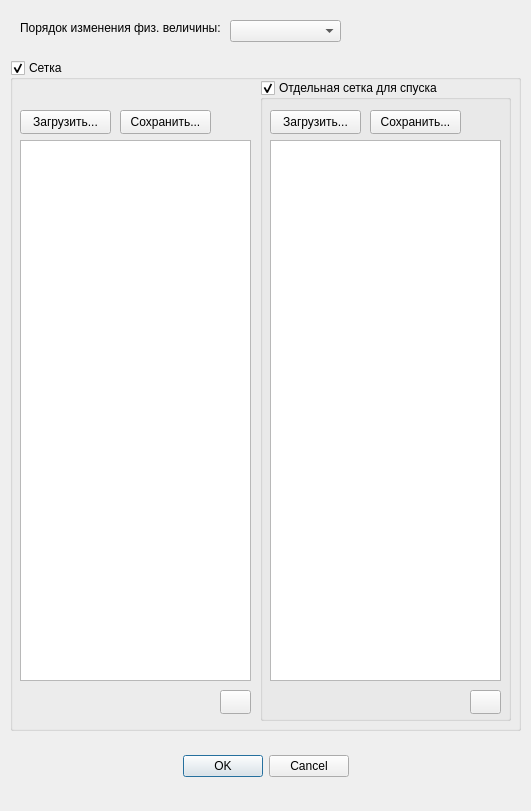
spectral307/magresp, file magresp/on_mr_build_dialog.ui: the form before one commit.
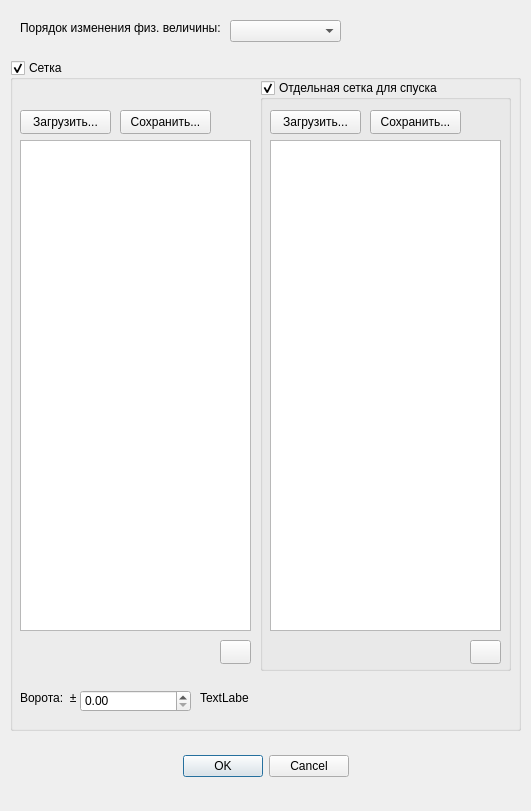
The form after the commit.

Diff of the .ui file:
```diff
--- a/magresp/on_mr_build_dialog.ui
+++ b/magresp/on_mr_build_dialog.ui
@@ -76,7 +76,7 @@
       <x>250</x>
       <y>20</y>
       <width>251</width>
-      <height>641</height>
+      <height>591</height>
      </rect>
     </property>
     <property name="title">
@@ -91,7 +91,7 @@
        <x>10</x>
        <y>60</y>
        <width>231</width>
-       <height>541</height>
+       <height>491</height>
       </rect>
      </property>
     </widget>
@@ -125,7 +125,7 @@
      <property name="geometry">
       <rect>
        <x>210</x>
-       <y>610</y>
+       <y>560</y>
        <width>31</width>
        <height>24</height>
       </rect>
@@ -141,7 +141,7 @@
       <x>10</x>
       <y>80</y>
       <width>231</width>
-      <height>541</height>
+      <height>491</height>
      </rect>
     </property>
    </widget>
@@ -175,7 +175,7 @@
     <property name="geometry">
      <rect>
       <x>210</x>
-      <y>630</y>
+      <y>580</y>
       <width>31</width>
       <height>24</height>
      </rect>
@@ -184,6 +184,42 @@
      <string/>
     </property>
    </widget>
+   <widget class="QLabel" name="margin_name_label">
+    <property name="geometry">
+     <rect>
+      <x>10</x>
+      <y>630</y>
+      <width>61</width>
+      <height>16</height>
+     </rect>
+    </property>
+    <property name="text">
+     <string>Ворота:  ±</string>
+    </property>
+   </widget>
+   <widget class="QDoubleSpinBox" name="margin_double_spin_box">
+    <property name="geometry">
+     <rect>
+      <x>70</x>
+      <y>630</y>
+      <width>111</width>
+      <height>22</height>
+     </rect>
+    </property>
+   </widget>
+   <widget class="QLabel" name="margin_unit_label">
+    <property name="geometry">
+     <rect>
+      <x>190</x>
+      <y>630</y>
+      <width>49</width>
+      <height>16</height>
+     </rect>
+    </property>
+    <property name="text">
+     <string>TextLabel</string>
+    </property>
+   </widget>
   </widget>
  </widget>
  <resources/>
```
